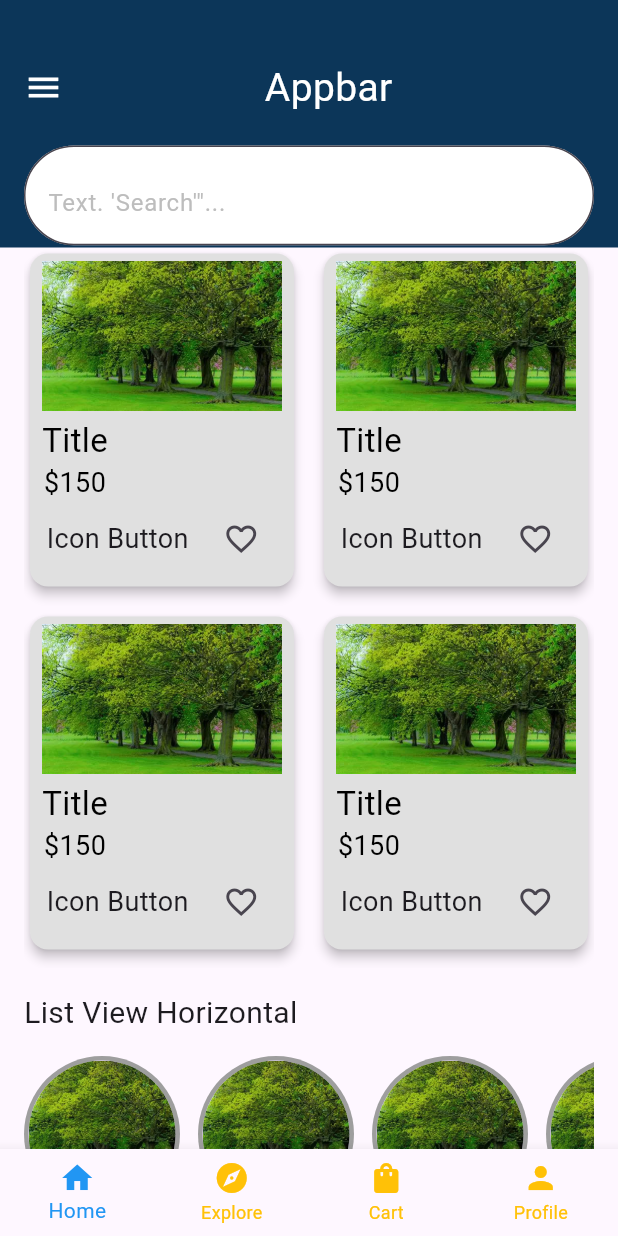
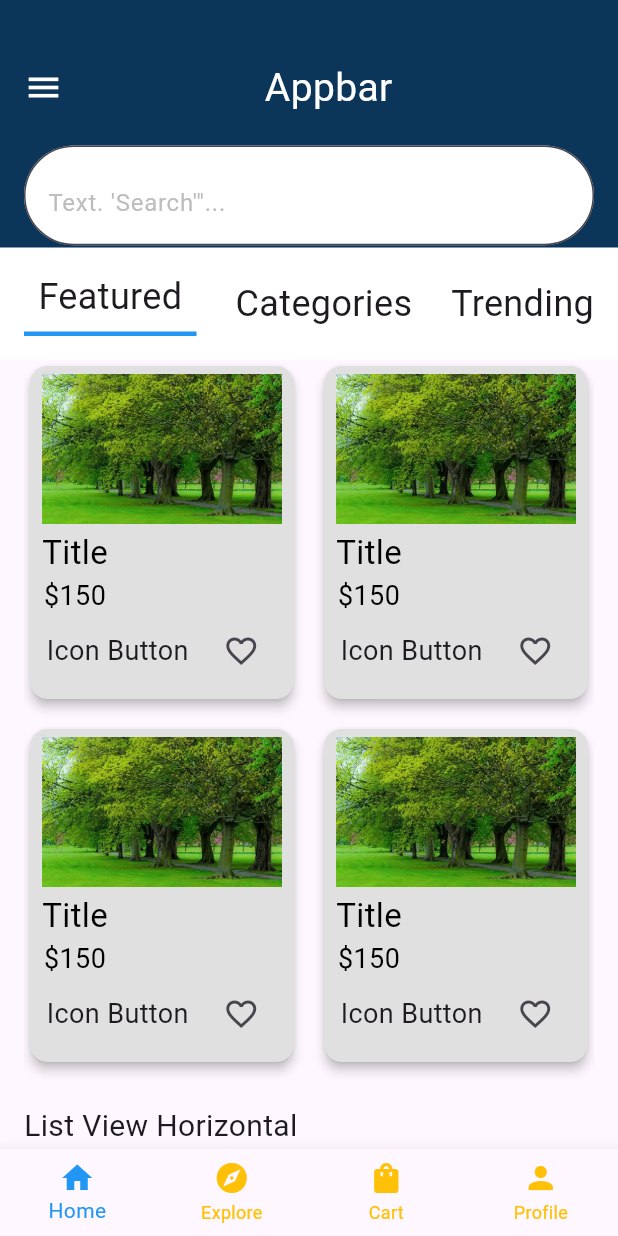
Before and after one commit to Siddico/ui-task-12-7, a Flutter app: the screen it shows after launch, on a phone screen of 412 x 824 dp. Run offline on Flutter 3.47's test engine with Material 3 defaults, Android fonts, the phone set to English and light mode, and no system bars; our stand-ins replace flutter_zoom_drawer.

Commit message:
adding categories and tabs!

```diff
--- a/lib/e_commerce_home/e_commerce_home_view.dart
+++ b/lib/e_commerce_home/e_commerce_home_view.dart
@@ -18,7 +18,33 @@ class _ECommerceHomeViewState extends State<ECommerceHomeView> {
       body: CustomScrollView(
         slivers: [
           SliverToBoxAdapter(child: CustomAppBarSliver()),
-
+          SliverToBoxAdapter(
+            child: Container(
+              color: Colors.white,
+              height: 75,
+              padding: EdgeInsets.all(16),
+              child: Row(
+                crossAxisAlignment: CrossAxisAlignment.center,
+                mainAxisAlignment: MainAxisAlignment.spaceBetween,
+                children: [
+                  Container(
+                    width: 115,
+                    height: 50,
+                    child: Column(
+                      mainAxisAlignment: MainAxisAlignment.center,
+                      children: [
+                        Text("Featured", style: TextStyle(fontSize: 24)),
+                        Expanded(child: SizedBox()),
+                        Container(height: 3, color: Colors.blue),
+                      ],
+                    ),
+                  ),
+                  Text("Categories", style: TextStyle(fontSize: 24)),
+                  Text("Trending", style: TextStyle(fontSize: 24)),
+                ],
+              ),
+            ),
+          ),
           SliverToBoxAdapter(
             child: SizedBox(
               height: 480,
```
